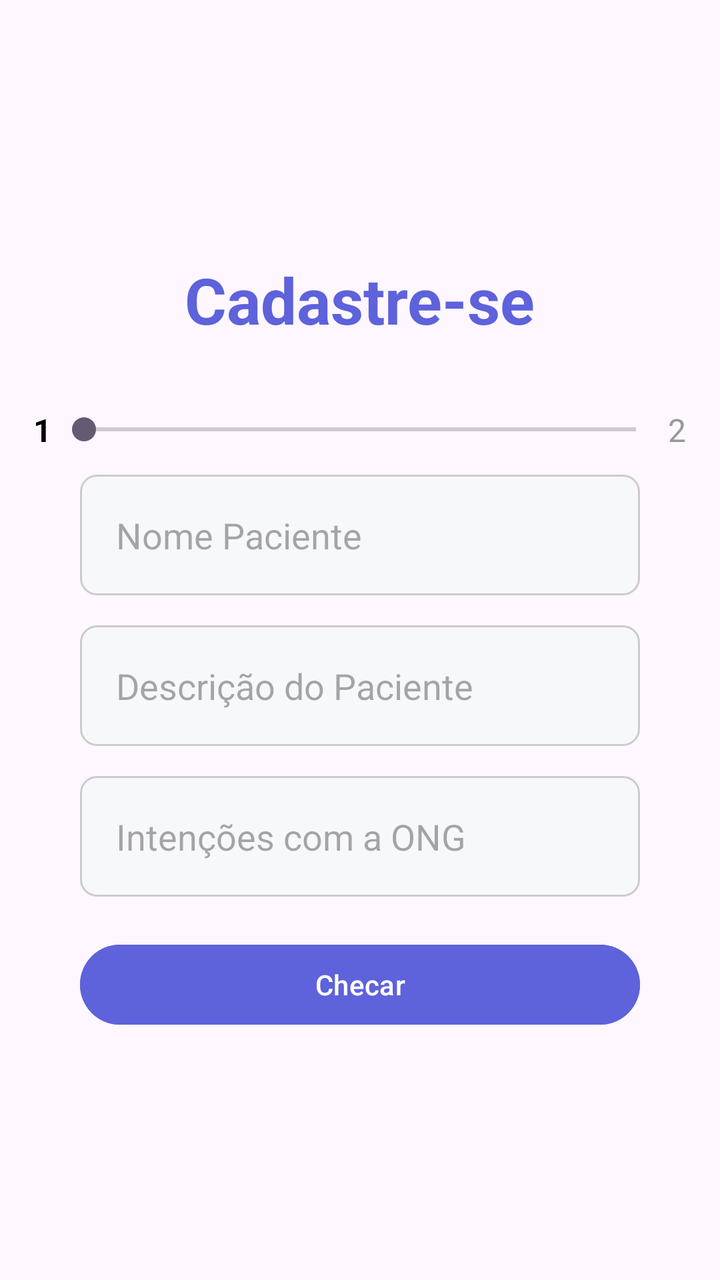
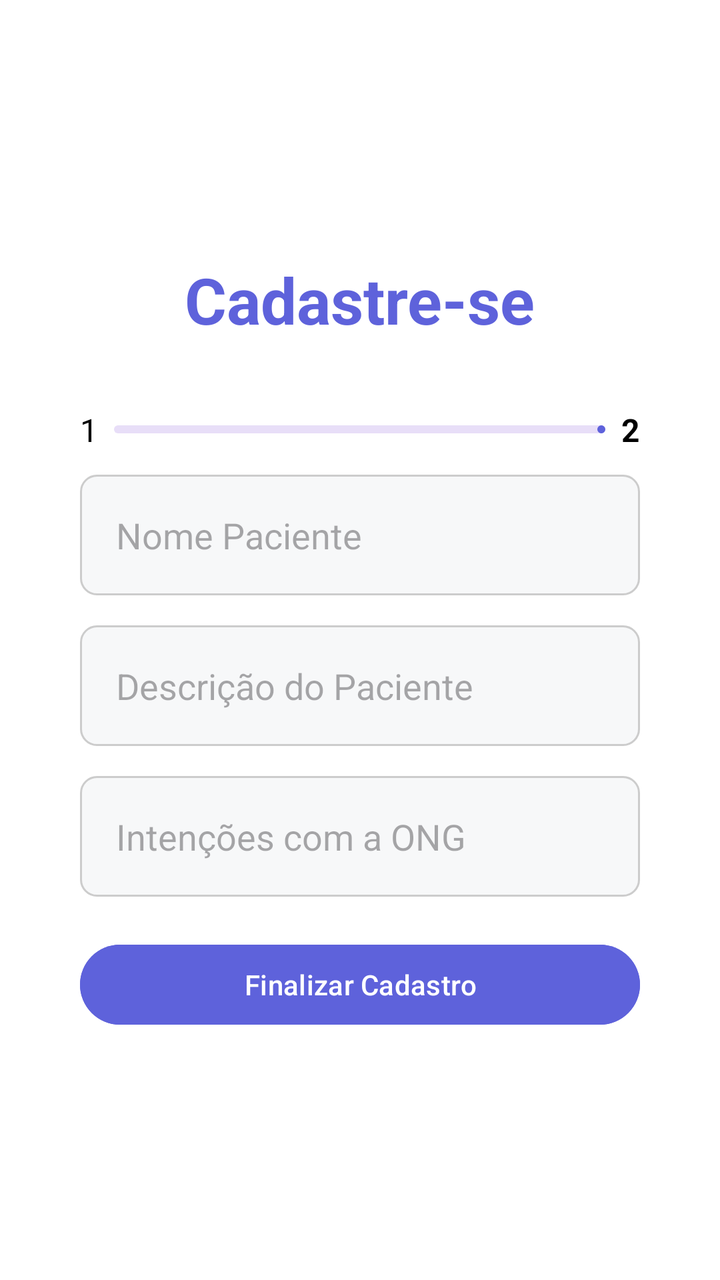

Two renders of the same Android screen: before a commit and after it. Below are the layout's source before the change and the commit's diff.
<!-- AndroidManifest.xml: application theme Theme.BemMeQuer -->
<!-- res/layout/tela_cadastro_dois.xml -->
<?xml version="1.0" encoding="utf-8"?>
<androidx.constraintlayout.widget.ConstraintLayout xmlns:android="http://schemas.android.com/apk/res/android"
    xmlns:tools="http://schemas.android.com/tools"
    android:id="@+id/cadastroDois"
    android:layout_width="match_parent"
    android:layout_height="match_parent"
    android:orientation="vertical"
    android:gravity="center"
    tools:context=".cadastroDoisActivity">

    
    <LinearLayout
        android:layout_width="match_parent"
        android:layout_height="match_parent"
        android:gravity="center"
        android:orientation="vertical">
        <TextView
            android:layout_width="wrap_content"
            android:layout_height="wrap_content"
            android:padding="5dp"
            android:text="@string/cadastre_se"
            android:textSize="32sp"
            android:textStyle="bold"
            android:textColor="@color/roxo_bem_me_quer"
            android:layout_marginBottom="16dp">
        </TextView>

        <LinearLayout
            android:layout_width="331dp"
            android:layout_height="45dp"
            android:orientation="horizontal"
            android:gravity="center">
            <TextView
                android:layout_width="wrap_content"
                android:layout_height="wrap_content"
                android:text="@string/numero1"
                android:textColor="@color/black"
                android:textSize="16sp"
                android:textStyle="bold" />
            <SeekBar
                android:id="@+id/seekBar2"
                android:layout_width="308dp"
                android:layout_height="33dp" />
            <TextView
                android:layout_width="wrap_content"
                android:layout_height="wrap_content"
                android:text="@string/numero2"
                android:textColor="#999999"
                android:textSize="16sp" />
        </LinearLayout>

        
        <EditText
            android:id="@+id/editNamePacient"
            android:layout_width="280dp"
            android:layout_height="wrap_content"
            android:background="@drawable/borda_caixa_texto_cream"
            android:padding="18dp"
            android:hint="@string/nomePaciente"
            android:inputType="textPersonName"
            android:autofillHints="name"/>
        <EditText
            android:id="@+id/editDescriptionPacient"
            android:layout_width="280dp"
            android:layout_height="wrap_content"
            android:background="@drawable/borda_caixa_texto_cream"
            android:layout_marginTop="15dp"
            android:padding="18dp"
            android:hint="@string/descricaoPaciente"
            android:inputType="text"
            android:autofillHints="description"/>
        <EditText
            android:id="@+id/editIntentions"
            android:layout_width="280dp"
            android:layout_height="wrap_content"
            android:background="@drawable/borda_caixa_texto_cream"
            android:layout_marginTop="15dp"
            android:padding="18dp"
            android:hint="@string/intencoes"
            android:inputType="text"
            android:autofillHints="description"/>

        
        <Button
            android:id="@+id/btn_checar"
            android:layout_width="280dp"
            android:layout_height="wrap_content"
            android:layout_marginTop="20dp"
            android:backgroundTint="@color/roxo_bem_me_quer"
            android:textColor="@color/white"
            android:text="@string/checar"/>
    </LinearLayout>
</androidx.constraintlayout.widget.ConstraintLayout>
<!-- resources referenced by this layout -->
<resources>
  <color name="black">#FF000000</color>
  <color name="roxo_bem_me_quer">#5E62DB</color> "
  <color name="white">#FFFFFFFF</color>
  <!-- drawable borda_caixa_texto_cream (drawable) -->
  <?xml version="1.0" encoding="utf-8"?>
  <shape xmlns:android="http://schemas.android.com/apk/res/android">
      <solid android:color="#F7F8F9" /> 
      <corners android:radius="8dp" />  
      <stroke android:width="1dp" android:color="#CCCCCC" /> 
  </shape>
  <string name="cadastre_se">Cadastre-se</string>
  <string name="checar">Checar</string>
  <string name="descricaoPaciente">Descrição do Paciente</string>
  <string name="intencoes">Intenções com a ONG</string>
  <string name="nomePaciente">Nome Paciente</string>
  <string name="numero1">1</string>
  <string name="numero2">2</string>
  <style name="Theme.BemMeQuer" parent="Base.Theme.BemMeQuer" />
  <style name="Base.Theme.BemMeQuer" parent="Theme.Material3.DayNight.NoActionBar">
          
          
      </style>
</resources>

<!-- the commit's change to res/layout/tela_cadastro_dois.xml (unified diff, before → after) -->
@@ -1,19 +1,20 @@
 <?xml version="1.0" encoding="utf-8"?>
-<androidx.constraintlayout.widget.ConstraintLayout xmlns:android="http://schemas.android.com/apk/res/android"
+<ScrollView xmlns:android="http://schemas.android.com/apk/res/android"
+    xmlns:app="http://schemas.android.com/apk/res-auto"
     xmlns:tools="http://schemas.android.com/tools"
     android:id="@+id/cadastroDois"
     android:layout_width="match_parent"
     android:layout_height="match_parent"
-    android:orientation="vertical"
-    android:gravity="center"
-    tools:context=".cadastroDoisActivity">
+    android:background="@color/white"
+    android:fillViewport="true"
+    tools:context=".ui.cadastroDoisActivity">
 
-    
     <LinearLayout
         android:layout_width="match_parent"
-        android:layout_height="match_parent"
+        android:layout_height="wrap_content"
         android:gravity="center"
-        android:orientation="vertical">
+        android:orientation="vertical"
+        android:paddingVertical="24dp">
         <TextView
             android:layout_width="wrap_content"
             android:layout_height="wrap_content"
@@ -25,8 +26,9 @@
             android:layout_marginBottom="16dp">
         </TextView>
 
+        
         <LinearLayout
-            android:layout_width="331dp"
+            android:layout_width="280dp"
             android:layout_height="45dp"
             android:orientation="horizontal"
             android:gravity="center">
@@ -35,18 +37,23 @@
                 android:layout_height="wrap_content"
                 android:text="@string/numero1"
                 android:textColor="@color/black"
-                android:textSize="16sp"
-                android:textStyle="bold" />
-            <SeekBar
-                android:id="@+id/seekBar2"
-                android:layout_width="308dp"
-                android:layout_height="33dp" />
+                android:textSize="16sp" />
+            <com.google.android.material.progressindicator.LinearProgressIndicator
+                android:id="@+id/progressoCadastro"
+                android:layout_width="0dp"
+                android:layout_height="wrap_content"
+                android:layout_weight="1"
+                android:layout_marginHorizontal="8dp"
+                android:max="100"
+                android:progress="100"
+                app:indicatorColor="@color/roxo_bem_me_quer" />
             <TextView
                 android:layout_width="wrap_content"
                 android:layout_height="wrap_content"
                 android:text="@string/numero2"
-                android:textColor="#999999"
-                android:textSize="16sp" />
+                android:textColor="@color/black"
+                android:textSize="16sp"
+                android:textStyle="bold" />
         </LinearLayout>
 
         
@@ -56,6 +63,7 @@
             android:layout_height="wrap_content"
             android:background="@drawable/borda_caixa_texto_cream"
             android:padding="18dp"
+            android:textColor="@color/black"
             android:hint="@string/nomePaciente"
             android:inputType="textPersonName"
             android:autofillHints="name"/>
@@ -66,8 +74,9 @@
             android:background="@drawable/borda_caixa_texto_cream"
             android:layout_marginTop="15dp"
             android:padding="18dp"
+            android:textColor="@color/black"
             android:hint="@string/descricaoPaciente"
-            android:inputType="text"
+            android:inputType="textMultiLine"
             android:autofillHints="description"/>
         <EditText
             android:id="@+id/editIntentions"
@@ -76,18 +85,19 @@
             android:background="@drawable/borda_caixa_texto_cream"
             android:layout_marginTop="15dp"
             android:padding="18dp"
+            android:textColor="@color/black"
             android:hint="@string/intencoes"
-            android:inputType="text"
+            android:inputType="textMultiLine"
             android:autofillHints="description"/>
 
         
         <Button
-            android:id="@+id/btn_checar"
+            android:id="@+id/btn_finalizar"
             android:layout_width="280dp"
             android:layout_height="wrap_content"
             android:layout_marginTop="20dp"
             android:backgroundTint="@color/roxo_bem_me_quer"
             android:textColor="@color/white"
-            android:text="@string/checar"/>
+            android:text="@string/finalizarCadastro"/>
     </LinearLayout>
-</androidx.constraintlayout.widget.ConstraintLayout>
+</ScrollView>
<!-- resource entries referenced after the edit -->
@@ -1,7 +1,7 @@
 <!-- resources referenced by this layout -->
 <resources>
   <color name="black">#FF000000</color>
-  <color name="roxo_bem_me_quer">#5E62DB</color> "
+  <color name="roxo_bem_me_quer">#5E62DB</color>
   <color name="white">#FFFFFFFF</color>
   <!-- drawable borda_caixa_texto_cream (drawable) -->
   <?xml version="1.0" encoding="utf-8"?>
@@ -11,14 +11,14 @@
       <stroke android:width="1dp" android:color="#CCCCCC" /> 
   </shape>
   <string name="cadastre_se">Cadastre-se</string>
-  <string name="checar">Checar</string>
   <string name="descricaoPaciente">Descrição do Paciente</string>
+  <string name="finalizarCadastro">Finalizar Cadastro</string>
   <string name="intencoes">Intenções com a ONG</string>
   <string name="nomePaciente">Nome Paciente</string>
   <string name="numero1">1</string>
   <string name="numero2">2</string>
   <style name="Theme.BemMeQuer" parent="Base.Theme.BemMeQuer" />
-  <style name="Base.Theme.BemMeQuer" parent="Theme.Material3.DayNight.NoActionBar">
+  <style name="Base.Theme.BemMeQuer" parent="Theme.Material3.Light.NoActionBar">
           
           
       </style>
